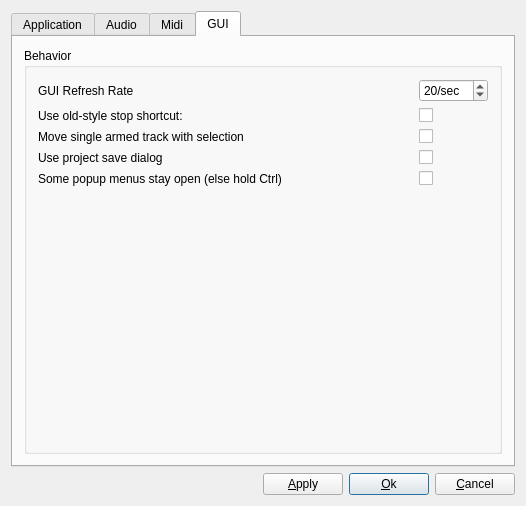
Above: muse2/muse/widgets/gensetbase.ui from emrum/muse before the change. Below: the same form after it.
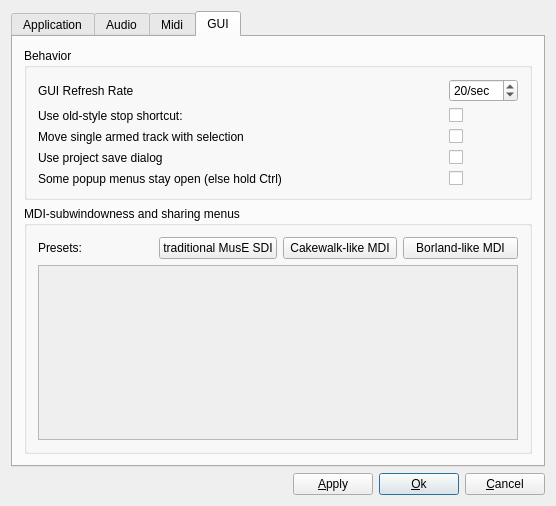
That is the form after the change. The open tabs and pages were chosen to show the change.

What changed in the file:
```diff
--- a/muse2/muse/widgets/gensetbase.ui
+++ b/muse2/muse/widgets/gensetbase.ui
@@ -6,7 +6,7 @@
    <rect>
     <x>0</x>
     <y>0</y>
-    <width>526</width>
+    <width>556</width>
     <height>506</height>
    </rect>
   </property>
@@ -1333,19 +1333,6 @@
             </property>
            </widget>
           </item>
-          <item row="5" column="0">
-           <spacer name="verticalSpacer_2">
-            <property name="orientation">
-             <enum>Qt::Vertical</enum>
-            </property>
-            <property name="sizeHint" stdset="0">
-             <size>
-              <width>20</width>
-              <height>40</height>
-             </size>
-            </property>
-           </spacer>
-          </item>
           <item row="4" column="0">
            <widget class="QLabel" name="TextLabel1_3">
             <property name="toolTip">
@@ -1370,6 +1357,72 @@
          </layout>
         </widget>
        </item>
+       <item>
+        <widget class="QGroupBox" name="groupBox_2">
+         <property name="title">
+          <string>MDI-subwindowness and sharing menus</string>
+         </property>
+         <property name="checkable">
+          <bool>false</bool>
+         </property>
+         <layout class="QVBoxLayout" name="verticalLayout_9">
+          <item>
+           <layout class="QHBoxLayout" name="horizontalLayout_2">
+            <item>
+             <widget class="QLabel" name="label">
+              <property name="text">
+               <string>Presets:</string>
+              </property>
+             </widget>
+            </item>
+            <item>
+             <widget class="QPushButton" name="buttonTraditionalPreset">
+              <property name="text">
+               <string>traditional MusE SDI</string>
+              </property>
+             </widget>
+            </item>
+            <item>
+             <widget class="QPushButton" name="buttonMDIPreset">
+              <property name="text">
+               <string>Cakewalk-like MDI</string>
+              </property>
+             </widget>
+            </item>
+            <item>
+             <widget class="QPushButton" name="buttonBorlandPreset">
+              <property name="text">
+               <string>Borland-like MDI</string>
+              </property>
+             </widget>
+            </item>
+           </layout>
+          </item>
+          <item>
+           <widget class="QScrollArea" name="scrollArea">
+            <property name="widgetResizable">
+             <bool>true</bool>
+            </property>
+            <widget class="QWidget" name="scrollAreaWidgetContents_2">
+             <property name="geometry">
+              <rect>
+               <x>0</x>
+               <y>0</y>
+               <width>482</width>
+               <height>168</height>
+              </rect>
+             </property>
+             <layout class="QHBoxLayout" name="horizontalLayout_3">
+              <item>
+               <layout class="QVBoxLayout" name="layoutMdiSettings"/>
+              </item>
+             </layout>
+            </widget>
+           </widget>
+          </item>
+         </layout>
+        </widget>
+       </item>
       </layout>
      </widget>
     </widget>
```
Left out of the diff: 2 changed lines with no effect on the pictures.
